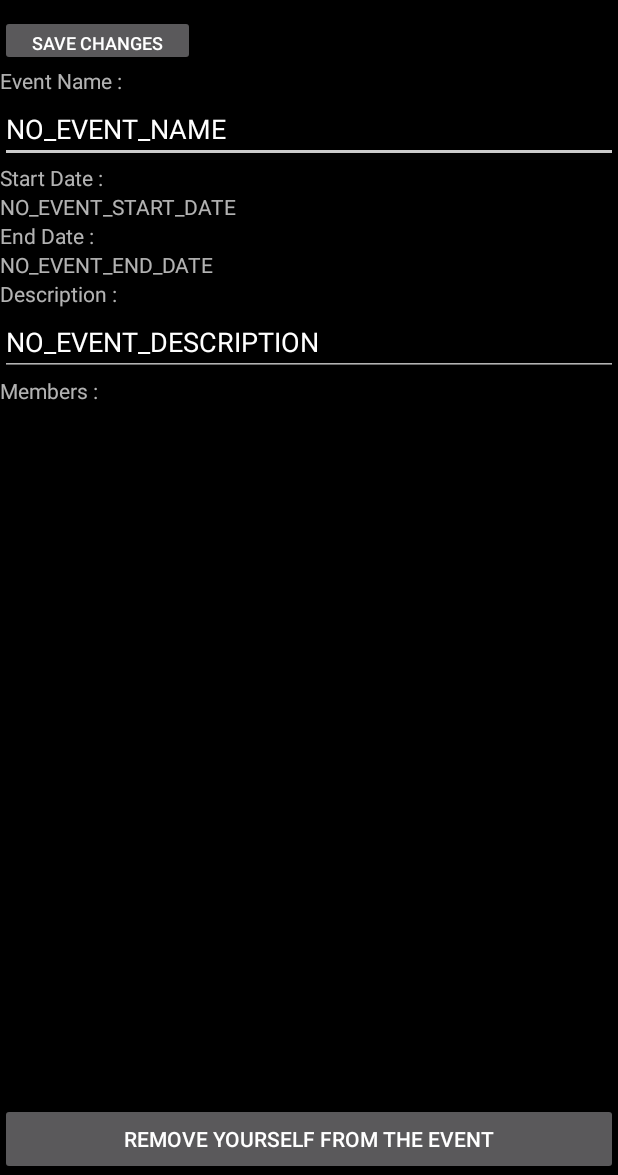
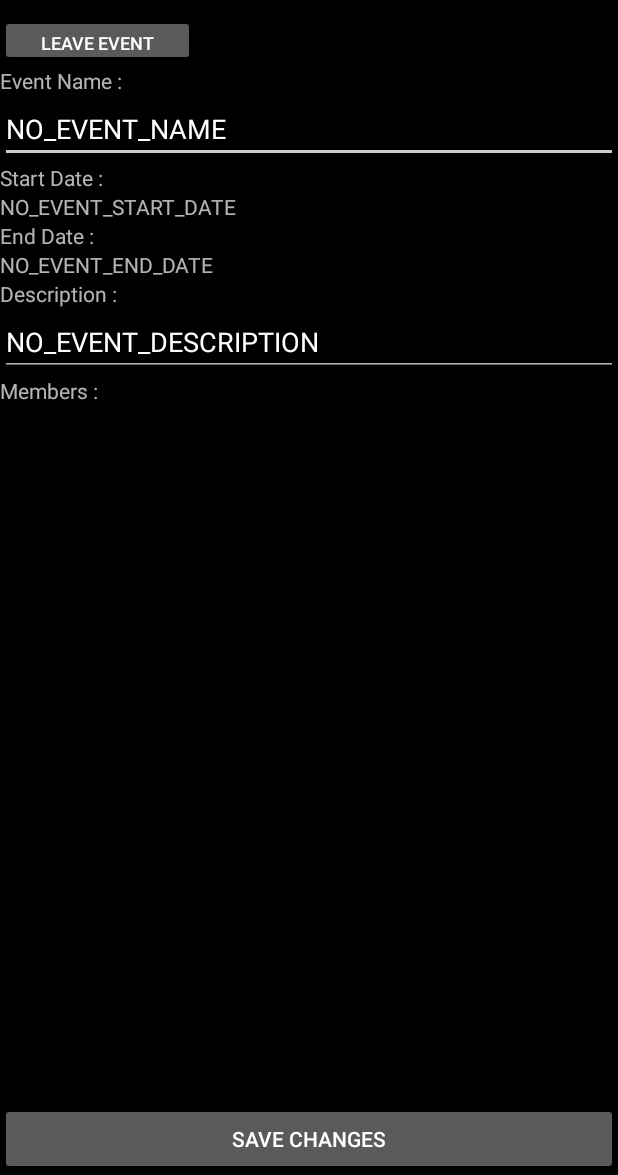
Before and after one commit to EtienneBonvin/group-up, an Android app: the EventDescriptionActivity screen opened directly, with no data from a screen before it, on a phone screen of 412 x 824 dp, the part 61-1236 px from its top. Run offline under Robolectric (Android 15) with nearby library versions, the phone set to English and light mode, and no system bars.

Commit message:
switch remove and save button in event creation

```diff
--- a/app/src/main/java/ch/epfl/sweng/groupup/activity/event/description/EventDescriptionActivity.java
+++ b/app/src/main/java/ch/epfl/sweng/groupup/activity/event/description/EventDescriptionActivity.java
@@ -51,7 +51,7 @@ public class EventDescriptionActivity extends ToolbarActivity {
         printEvent();
 
         //Remove and go to the event creation
-        findViewById(R.id.remove_event_button)
+        findViewById(R.id.save)
                 .setOnClickListener(new View.OnClickListener() {
                     @Override
                     public void onClick(View v) {
@@ -64,7 +64,7 @@ public class EventDescriptionActivity extends ToolbarActivity {
                     }
                 });
         //Save changes
-        findViewById(R.id.save)
+        findViewById(R.id.remove_event_button)
                 .setOnClickListener(new View.OnClickListener() {
                     @Override
                     public void onClick(View view) {
--- a/app/src/main/res/layout/activity_event_description.xml
+++ b/app/src/main/res/layout/activity_event_description.xml
@@ -9,11 +9,12 @@
         android:id="@+id/toolbar"/>
 
     <Button
-        android:id="@+id/save"
+        android:id="@+id/remove_event_button"
         android:layout_width="130dp"
         android:layout_height="34dp"
-        android:text="@string/save_changes"
-        android:layout_below="@id/toolbar"
+        android:layout_alignParentStart="true"
+        android:layout_below="@+id/toolbar"
+        android:text="@string/leave_event"
         android:textSize="12sp" />
 
 
@@ -24,7 +25,7 @@
         android:gravity="start"
         android:text="@string/event_description_tv_name"
         android:textAlignment="textStart"
-        android:layout_below="@id/save"/>
+        android:layout_below="@id/remove_event_button"/>
 
     <EditText
         android:id="@+id/event_description_name"
@@ -97,18 +98,18 @@
 
 
     <Button
-        android:id="@+id/remove_event_button"
+        android:id="@+id/save"
         android:layout_width="match_parent"
         android:layout_height="wrap_content"
-        android:text="@string/remove_yourself_from_the_event"
-        android:layout_alignParentBottom="true"/>
+        android:layout_alignParentBottom="true"
+        android:text="@string/save_changes" />
 
 
     <ScrollView
         android:layout_width="257dp"
         android:layout_height="275dp"
         android:layout_below="@id/event_description_tv_members"
-        android:layout_above="@+id/remove_event_button"
+        android:layout_above="@+id/save"
         >
         <LinearLayout
             android:id="@+id/linear_scroll_members"
--- a/app/src/main/res/values/colors.xml
+++ b/app/src/main/res/values/colors.xml
@@ -5,4 +5,8 @@
     <color name="dark_grey">#444444</color>
     <color name="middle_grey">#888888</color>
     <color name="light_grey">#CCCCCC</color>
+    <color name="primaryColor">#f58d3c</color>
+    <color name="primaryLightColor">#ffbe6b</color>
+    <color name="primaryDarkColor">#bd5f06</color>
+    <color name="primaryTextColor">#000000</color>
 </resources>
--- a/app/src/main/res/values/strings.xml
+++ b/app/src/main/res/values/strings.xml
@@ -73,7 +73,7 @@
     <string name="no_event_end_date">NO_EVENT_END_DATE</string>
     <string name="no_event_name">NO_EVENT_NAME</string>
     <string name="no_event_start_date">NO_EVENT_START_DATE</string>
-    <string name="remove_yourself_from_the_event">Remove yourself from the event</string>
+    <string name="leave_event">Leave event</string>
     <string name="save_changes">Save changes</string>
     <string name="change_the_description_of_the_event">Change the description of the event</string>
     <string name="change_the_name_of_the_event">Change the name of the event</string>
```
Also changed, not shown: 1 other file.
